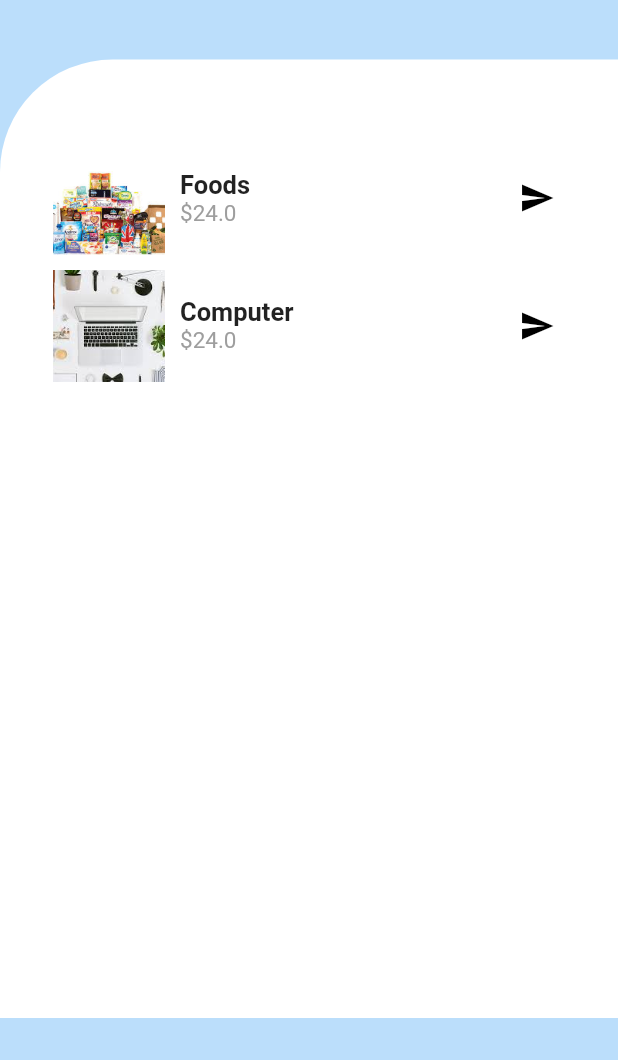
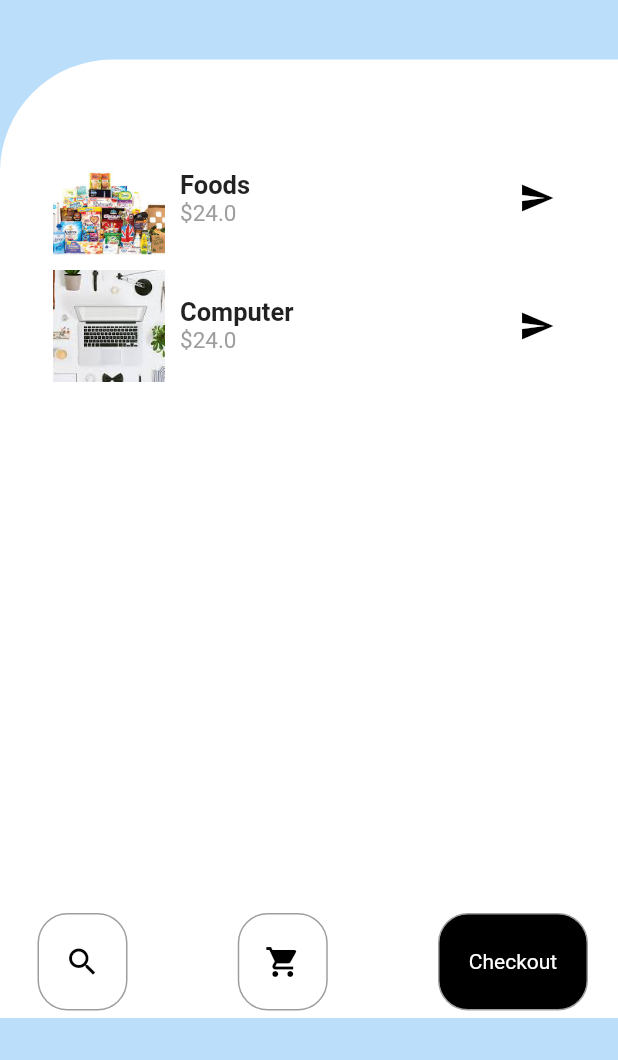
Before and after one commit to Binuraowin/B_Finder, a Flutter app: the screen it shows after launch, on a phone screen of 412 x 824 dp, the part 176-1236 px from its top. Run offline on Flutter 3.47's test engine with Material 2 defaults, Android fonts, the phone set to English and light mode, and no system bars; Roboto replaces fonts that are missing (Monteserrat).

Commit message:
home page done

```diff
--- a/lib/Screens/home.dart
+++ b/lib/Screens/home.dart
@@ -86,6 +86,63 @@ class _HomeState extends State<Home> {
                       ],
                     ),
                   ),
+                  ),
+                  Row(
+                    mainAxisAlignment: MainAxisAlignment.spaceBetween,
+                    children: <Widget>[
+                      Container(
+                        height: 65.0,
+                        width: 60.0,
+                        decoration: BoxDecoration(
+                          border: Border.all(
+                            color:Colors.grey,
+                            style: BorderStyle.solid,
+                            width:1.0
+                          ),
+                          borderRadius: BorderRadius.circular(20.0)
+                        ),
+                        child: Center(
+                          child: Icon(Icons.search, color:Colors.black),
+                        ),
+                      ),
+                       Container(
+                        height: 65.0,
+                        width: 60.0,
+                        decoration: BoxDecoration(
+                          border: Border.all(
+                            color:Colors.grey,
+                            style: BorderStyle.solid,
+                            width:1.0
+                          ),
+                          borderRadius: BorderRadius.circular(20.0)
+                        ),
+                        child: Center(
+                          child: Icon(Icons.shopping_cart, color:Colors.black),
+                        ),
+                      ),
+                       Container(
+                        height: 65.0,
+                        width: 100.0,
+                        decoration: BoxDecoration(
+                          border: Border.all(
+                            color:Colors.grey,
+                            style: BorderStyle.solid,
+                            width:1.0
+                          ),
+                          borderRadius: BorderRadius.circular(20.0),
+                          color: Colors.black,
+
+                        ),
+                        child: Center(
+                          child: Text('Checkout',
+                          style: TextStyle(
+
+                            color: Colors.white
+                          ),
+                          )
+                        ),
+                      ),
+                    ],
                   )
                 ],
               )
```
